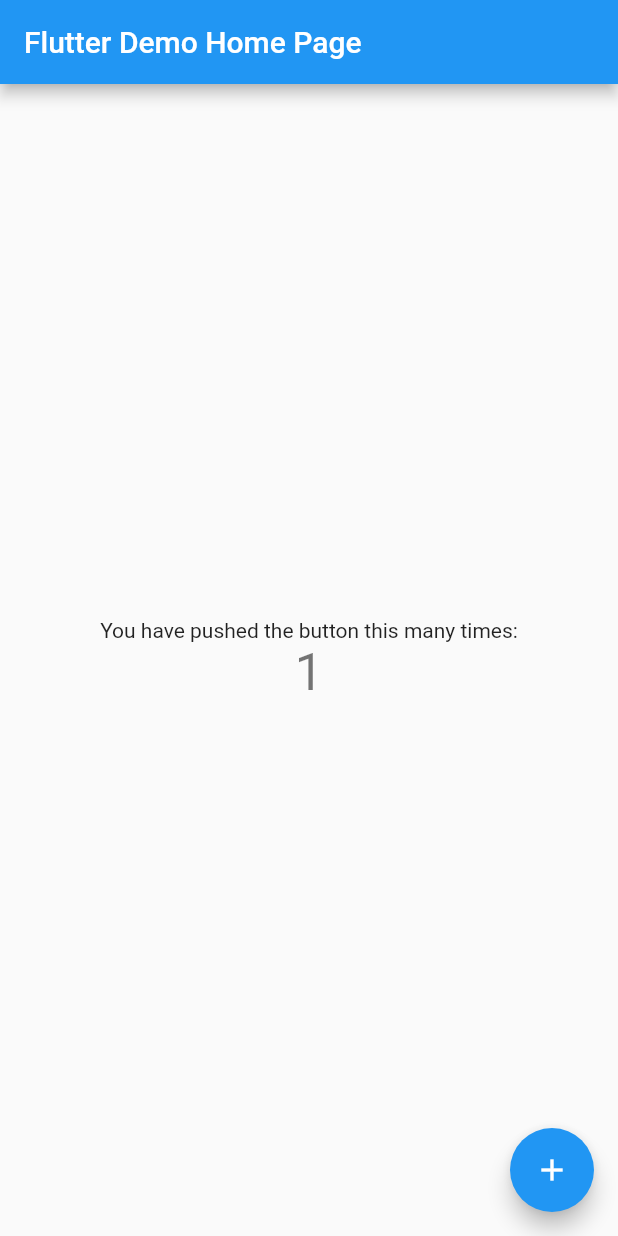
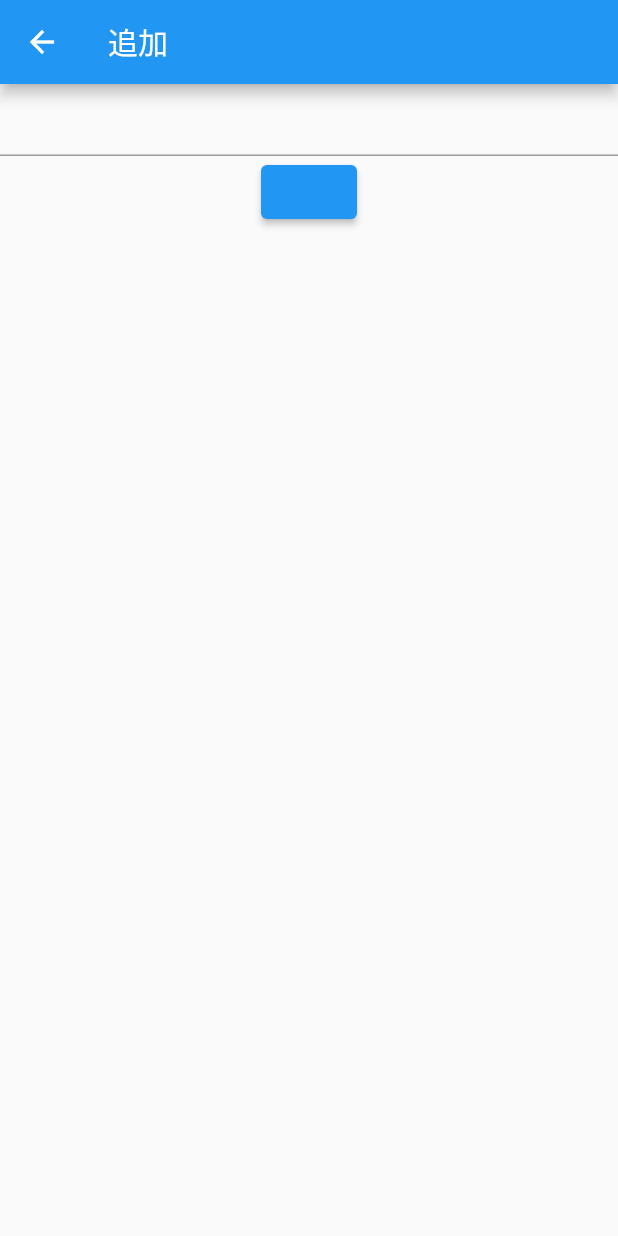
Before and after one commit to rbonbon/sample, a Flutter app: the screen it shows after launch, after a tap on the "add" icon, on a phone screen of 412 x 824 dp. Run offline on Flutter 3.47's test engine with Material 2 defaults, Android fonts, the phone set to English and light mode, and no system bars.

```diff
--- a/lib/main.dart
+++ b/lib/main.dart
@@ -1,4 +1,5 @@
 import 'package:flutter/material.dart';
+import 'package:sample/nextpage.dart';
 
 void main() {
   runApp(MyApp());
@@ -22,7 +23,7 @@ class MyApp extends StatelessWidget {
         // is not restarted.
         primarySwatch: Colors.blue,
       ),
-      home: MyHomePage(title: 'Flutter Demo Home Page'),
+      home: MyHomePage(title: 'リスト表示'),
     );
   }
 }
@@ -59,55 +60,40 @@ class _MyHomePageState extends State<MyHomePage> {
     });
   }
 
+  List<String> todoList = [];
   @override
   Widget build(BuildContext context) {
-    // This method is rerun every time setState is called, for instance as done
-    // by the _incrementCounter method above.
-    //
-    // The Flutter framework has been optimized to make rerunning build methods
-    // fast, so that you can just rebuild anything that needs updating rather
-    // than having to individually change instances of widgets.
     return Scaffold(
       appBar: AppBar(
-        // Here we take the value from the MyHomePage object that was created by
-        // the App.build method, and use it to set our appbar title.
         title: Text(widget.title),
       ),
-      body: Center(
-        // Center is a layout widget. It takes a single child and positions it
-        // in the middle of the parent.
-        child: Column(
-          // Column is also a layout widget. It takes a list of children and
-          // arranges them vertically. By default, it sizes itself to fit its
-          // children horizontally, and tries to be as tall as its parent.
-          //
-          // Invoke "debug painting" (press "p" in the console, choose the
-          // "Toggle Debug Paint" action from the Flutter Inspector in Android
-          // Studio, or the "Toggle Debug Paint" command in Visual Studio Code)
-          // to see the wireframe for each widget.
-          //
-          // Column has various properties to control how it sizes itself and
-          // how it positions its children. Here we use mainAxisAlignment to
-          // center the children vertically; the main axis here is the vertical
-          // axis because Columns are vertical (the cross axis would be
-          // horizontal).
-          mainAxisAlignment: MainAxisAlignment.center,
-          children: <Widget>[
-            Text(
-              'You have pushed the button this many times:',
+      body: ListView.builder(
+        itemCount: todoList.length,
+        itemBuilder: (context, index) {
+          return Card(
+            child: ListTile(
+              title: Text(todoList[index]),
             ),
-            Text(
-              '$_counter',
-              style: Theme.of(context).textTheme.headline4,
-            ),
-          ],
-        ),
+          );
+        },
       ),
       floatingActionButton: FloatingActionButton(
-        onPressed: _incrementCounter,
-        tooltip: 'Increment',
+        onPressed: () async {
+          final newListText = await Navigator.of(context).push(
+            MaterialPageRoute(builder: (context) {
+              return Addpage();
+            }),
+          );
+            if (newListText != null) {
+            // キャンセルした場合は newListText が null となるので注意
+            setState(() {
+              // リスト追加
+              todoList.add(newListText);
+            });
+          }
+        },
         child: Icon(Icons.add),
-      ), // This trailing comma makes auto-formatting nicer for build methods.
+      ),
     );
   }
 }
--- /dev/null
+++ b/lib/nextpage.dart
@@ -0,0 +1,41 @@
+import 'package:flutter/material.dart';
+
+class Addpage extends StatefulWidget {
+  @override
+  _AddpageState createState() => _AddpageState();
+}
+
+class _AddpageState extends State<Addpage> {
+  String _text = '';
+  @override
+  Widget build(BuildContext) {
+    return Scaffold(
+      appBar: AppBar(
+        title: Text('追加'),
+      ),
+      body: Container(
+        child: Column(
+          children: [
+            TextField(
+                onChanged: (String value) {
+                // データが変更したことを知らせる（画面を更新する）
+                setState(() {
+                  // データを変更
+                  _text = value;
+                });
+              },
+            ),
+            Container(
+              child: ElevatedButton(
+                onPressed: () {
+                  Navigator.of(context).pop(_text);
+                },
+                child: null,
+              ),
+            )
+          ],
+        ),
+      ),
+    );
+  }
+}
```
